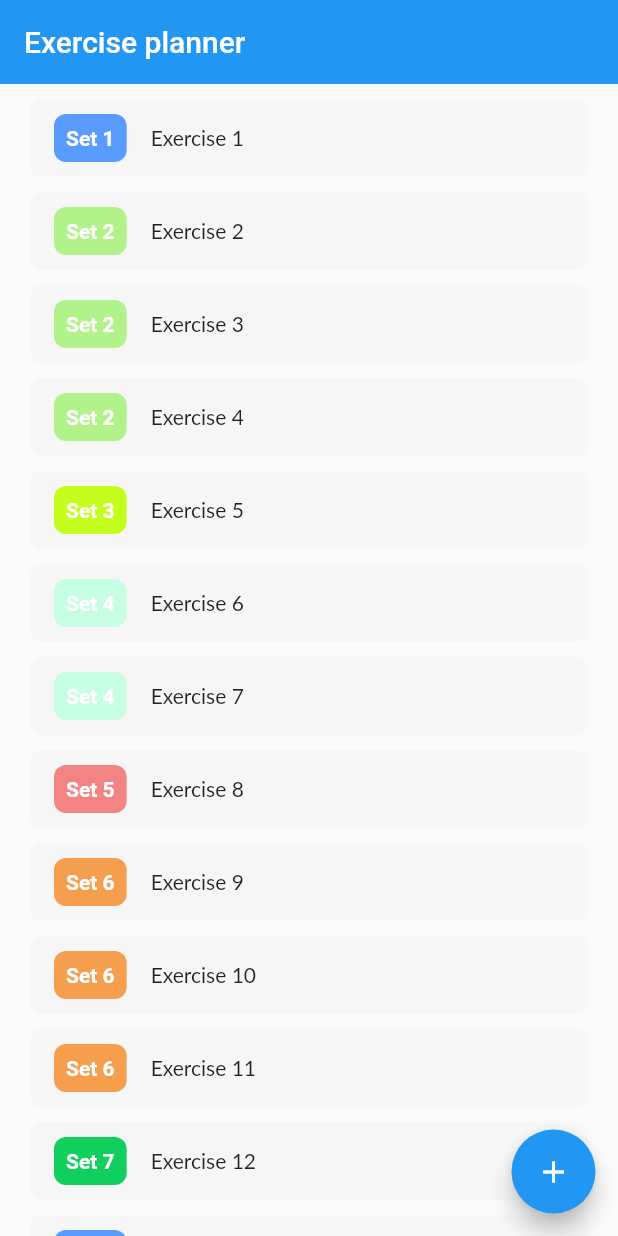
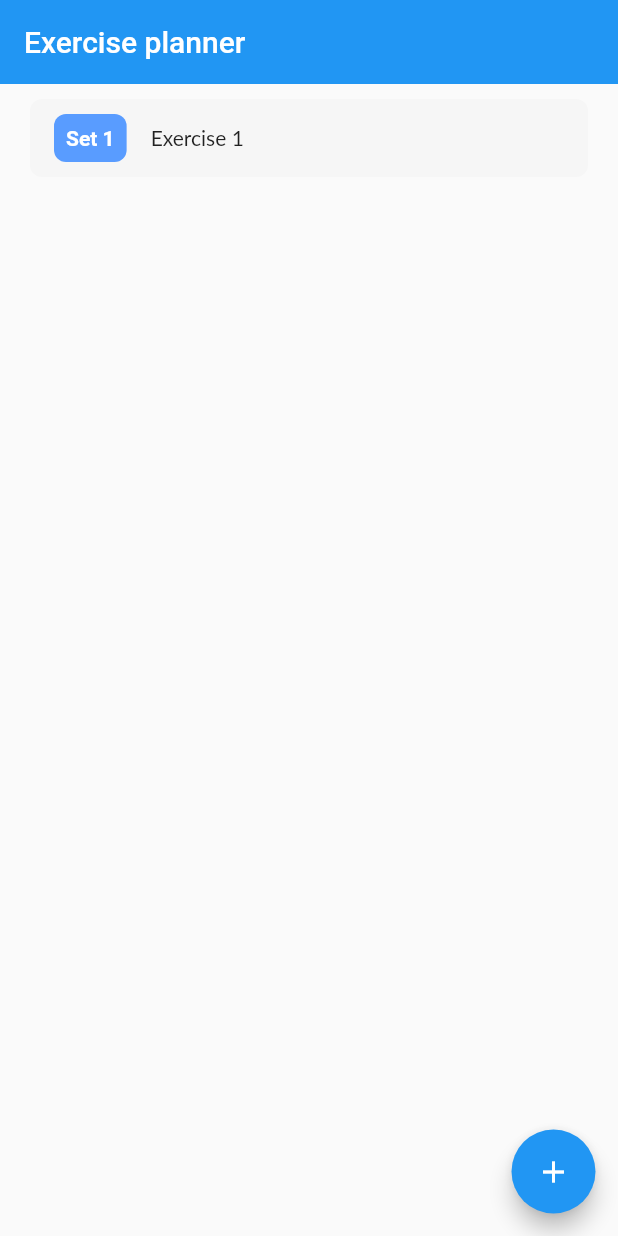
Before and after one commit to smart7even/fizikl_test_task, a Flutter app: the screen it shows after launch, after a tap on the "add" icon, on a phone screen of 412 x 824 dp. Run offline on Flutter 3.47's test engine with Material 2 defaults, Android fonts, the phone set to English and light mode, and no system bars; our stand-ins replace bloc, equatable, flutter_bloc, hive, hive_flutter; accounts and stored records are empty; Roboto replaces fonts that are missing (Lato).

Commit message:
Add local exercise datasource

```diff
--- /dev/null
+++ b/lib/constants.dart
@@ -0,0 +1,21 @@
+import 'models/ordered_exercise.dart';
+
+const appBoxName = 'app';
+
+const bool reinitializeStorage = false;
+final mockData = [
+  {"id": 1, "order": 1, "order_prefix": ""},
+  {"id": 2, "order": 2, "order_prefix": "a"},
+  {"id": 3, "order": 2, "order_prefix": "b"},
+  {"id": 4, "order": 2, "order_prefix": "c"},
+  {"id": 5, "order": 3, "order_prefix": ""},
+  {"id": 6, "order": 4, "order_prefix": "a"},
+  {"id": 7, "order": 4, "order_prefix": "b"},
+  {"id": 8, "order": 5, "order_prefix": ""},
+  {"id": 9, "order": 6, "order_prefix": "a"},
+  {"id": 10, "order": 6, "order_prefix": "b"},
+  {"id": 11, "order": 6, "order_prefix": "c"},
+  {"id": 12, "order": 7, "order_prefix": ""},
+  {"id": 13, "order": 8, "order_prefix": "a"},
+  {"id": 14, "order": 8, "order_prefix": "b"},
+].map((e) => OrderedExercise.fromJson(e)).toList();
--- /dev/null
+++ b/lib/data/datasource/local_exercises_datasource.dart
@@ -0,0 +1,40 @@
+import 'dart:convert';
+
+import 'package:fizikl_test_task/data/datasource/i_exercises_datasource.dart';
+import 'package:fizikl_test_task/models/ordered_exercise.dart';
+import 'package:hive_flutter/adapters.dart';
+
+class LocalExercisesDataSource implements IExercisesDatasource {
+  final Box appBox;
+
+  LocalExercisesDataSource(this.appBox);
+
+  static const exercisesKey = 'exercises';
+
+  @override
+  Future<List<OrderedExercise>> getExercises() async {
+    String? exercises = appBox.get(exercisesKey);
+
+    if (exercises != null) {
+      return (jsonDecode(exercises) as List<dynamic>)
+          .map((e) => OrderedExercise.fromJson(e))
+          .toList();
+    }
+
+    return [];
+  }
+
+  @override
+  Future<void> saveExercises(List<OrderedExercise> exercises) async {
+    await appBox.put(
+      exercisesKey,
+      jsonEncode(
+        exercises
+            .map(
+              (e) => e.toJson(),
+            )
+            .toList(),
+      ),
+    );
+  }
+}
--- a/lib/main.dart
+++ b/lib/main.dart
@@ -1,13 +1,27 @@
+import 'package:fizikl_test_task/constants.dart';
+import 'package:fizikl_test_task/data/datasource/local_exercises_datasource.dart';
 import 'package:fizikl_test_task/data/repository/exercise_repository.dart';
 import 'package:fizikl_test_task/models/ordered_exercise.dart';
 import 'package:flutter/material.dart';
 import 'package:flutter_bloc/flutter_bloc.dart';
+import 'package:hive/hive.dart';
+import 'package:hive_flutter/hive_flutter.dart';
 
 import 'data/datasource/inmemory_exercises_datasource.dart';
 import 'data/repository/i_exercise_repository.dart';
 import 'presentation/pages/exercises_page.dart';
 
 void main() async {
+  await Hive.initFlutter();
+  await Hive.openBox(appBoxName);
+
+  if (reinitializeStorage) {
+    await Hive.deleteBoxFromDisk(appBoxName);
+    await Hive.openBox(appBoxName);
+    await LocalExercisesDataSource(Hive.box(appBoxName))
+        .saveExercises(mockData);
+  }
+
   runApp(const MyApp());
 }
 
@@ -24,24 +38,7 @@ class MyApp extends StatelessWidget {
       debugShowCheckedModeBanner: false,
       home: RepositoryProvider<IExerciseRepository>(
         create: (context) => ExerciseRepository(
-          exercisesDataSource: InMemoryExercisesDatasource(
-            exercises: [
-              {"id": 1, "order": 1, "order_prefix": ""},
-              {"id": 2, "order": 2, "order_prefix": "a"},
-              {"id": 3, "order": 2, "order_prefix": "b"},
-              {"id": 4, "order": 2, "order_prefix": "c"},
-              {"id": 5, "order": 3, "order_prefix": ""},
-              {"id": 6, "order": 4, "order_prefix": "a"},
-              {"id": 7, "order": 4, "order_prefix": "b"},
-              {"id": 8, "order": 5, "order_prefix": ""},
-              {"id": 9, "order": 6, "order_prefix": "a"},
-              {"id": 10, "order": 6, "order_prefix": "b"},
-              {"id": 11, "order": 6, "order_prefix": "c"},
-              {"id": 12, "order": 7, "order_prefix": ""},
-              {"id": 13, "order": 8, "order_prefix": "a"},
-              {"id": 14, "order": 8, "order_prefix": "b"},
-            ].map((e) => OrderedExercise.fromJson(e)).toList(),
-          ),
+          exercisesDataSource: LocalExercisesDataSource(Hive.box(appBoxName)),
         ),
         child: Scaffold(
             appBar: AppBar(
--- a/lib/models/ordered_exercise.dart
+++ b/lib/models/ordered_exercise.dart
@@ -16,4 +16,12 @@ class OrderedExercise {
       orderPrefix: json['order_prefix'],
     );
   }
+
+  Map<String, dynamic> toJson() {
+    return {
+      'id': id,
+      'order': order,
+      'order_prefix': orderPrefix,
+    };
+  }
 }
--- a/pubspec.yaml
+++ b/pubspec.yaml
@@ -36,6 +36,8 @@ dependencies:
   cupertino_icons: ^1.0.2
   flutter_bloc: ^8.0.1
   equatable: ^2.0.3
+  hive_flutter: ^1.1.0
+  hive: ^2.1.0
 
 dev_dependencies:
   flutter_test:
```
Also changed, not shown: pubspec.lock.
